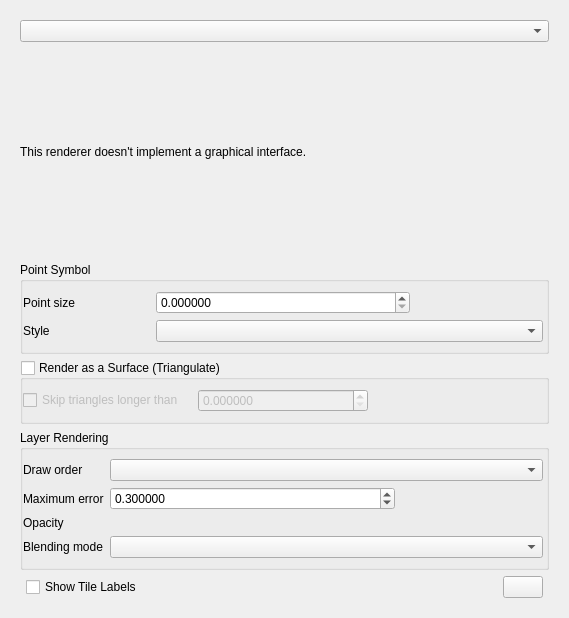
Above: src/ui/pointcloud/qgspointcloudrendererpropsdialogbase.ui from qgis/QGIS before the change. Below: the same form after it.
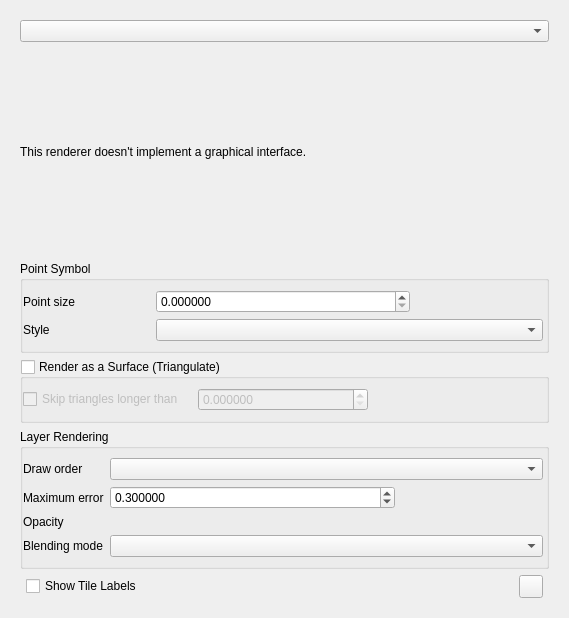
That is the form after the change. Custom widgets are drawn as their Qt base class.

Commit message: Add widget for label TextFormat WIP

```diff
--- a/src/ui/pointcloud/qgspointcloudrendererpropsdialogbase.ui
+++ b/src/ui/pointcloud/qgspointcloudrendererpropsdialogbase.ui
@@ -300,7 +300,7 @@
           </spacer>
          </item>
          <item>
-          <widget class="QPushButton" name="mLabelOptions">
+          <widget class="QToolButton" name="mLabelOptions">
            <property name="text">
             <string/>
            </property>
```
The commit also changes 10 other files.
